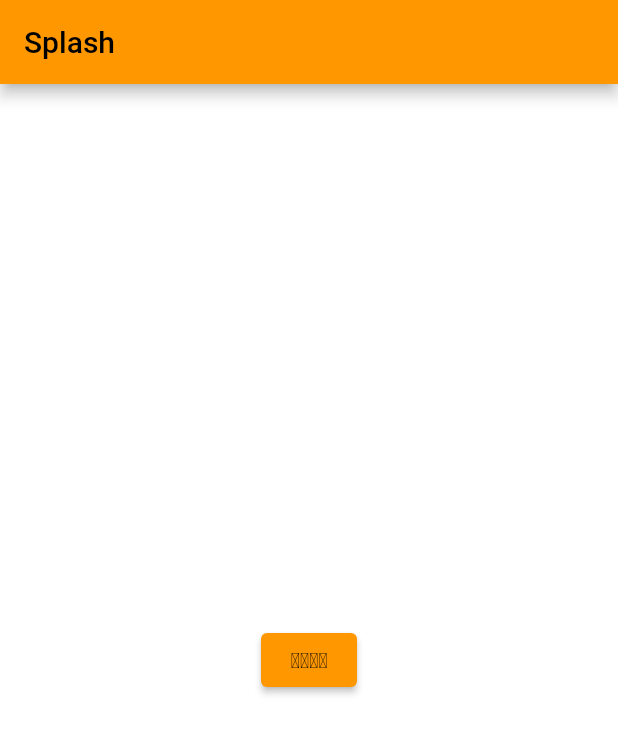
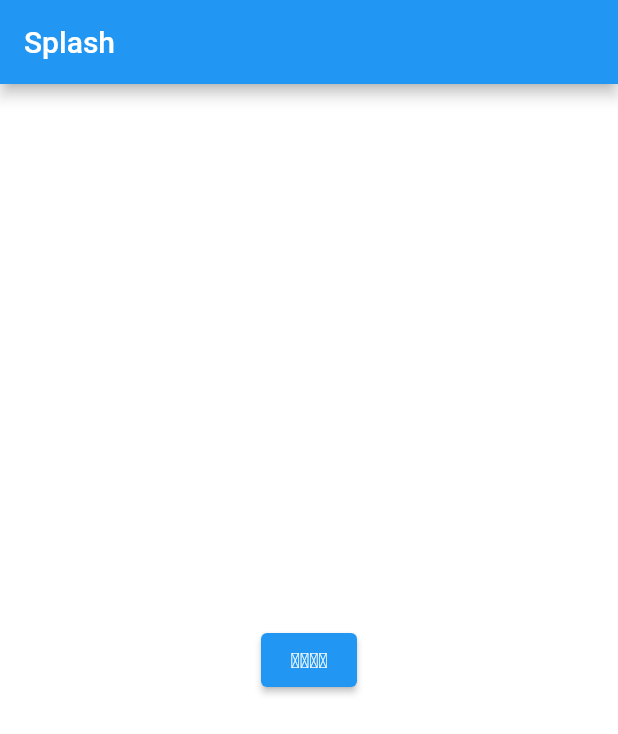
Before and after one commit to sirloin-dev/meatplatform-sandbox, a Flutter app: the screen it shows after launch, on a phone screen of 412 x 824 dp. Shown: the top 734 px of the screen. Run offline on Flutter 3.47's test engine with Material 2 defaults, Android fonts, the phone set to English and light mode, and no system bars; our stand-ins replace equatable, flutter_bloc, flutter_i18n, localstorage, logger, tuple.

Commit message:
불필요한 부분 revert 및 gitignore된 파일 수정

```diff
--- a/client/lib/client_application.dart
+++ b/client/lib/client_application.dart
@@ -10,8 +10,7 @@ import 'package:sirloin_sandbox_client/screen/screen_splash.dart';
 class ClientApplication extends StatelessWidget {
   final FlutterI18nDelegate flutterI18nDelegate;
 
-  const ClientApplication({Key? key, required this.flutterI18nDelegate})
-      : super(key: key);
+  const ClientApplication({Key? key, required this.flutterI18nDelegate}) : super(key: key);
 
   @override
   Widget build(final BuildContext context) {
@@ -19,7 +18,7 @@ class ClientApplication extends StatelessWidget {
       // POINT 여기 App 이름을 Locale 에 맞게 바꾸려면 어떻게 해야 할까요?
       title: "sirloin-sandbox-client",
       theme: ThemeData(
-        primarySwatch: Colors.orange,
+        primarySwatch: Colors.blue,
       ),
       home: const SplashScreen(),
       localizationsDelegates: [
```
Also changed, not shown: client/lib/screen/bloc_screen_splash.dart (+5 -8 lines), 4 other files.
